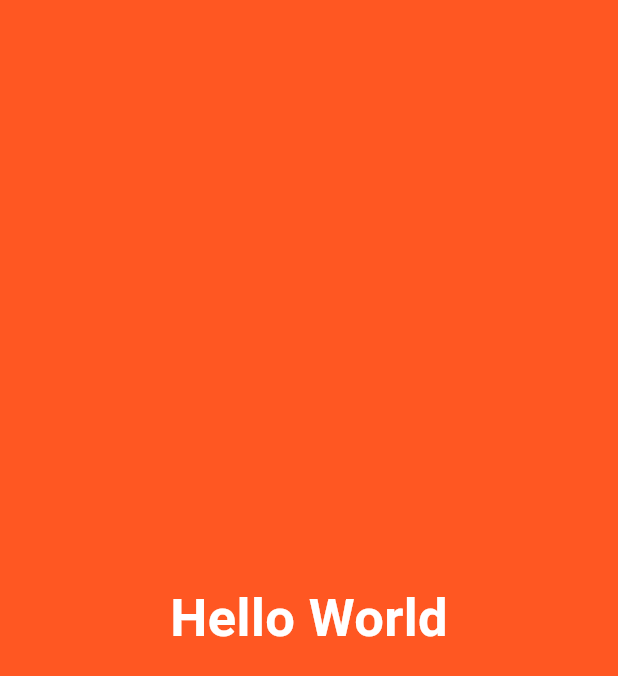
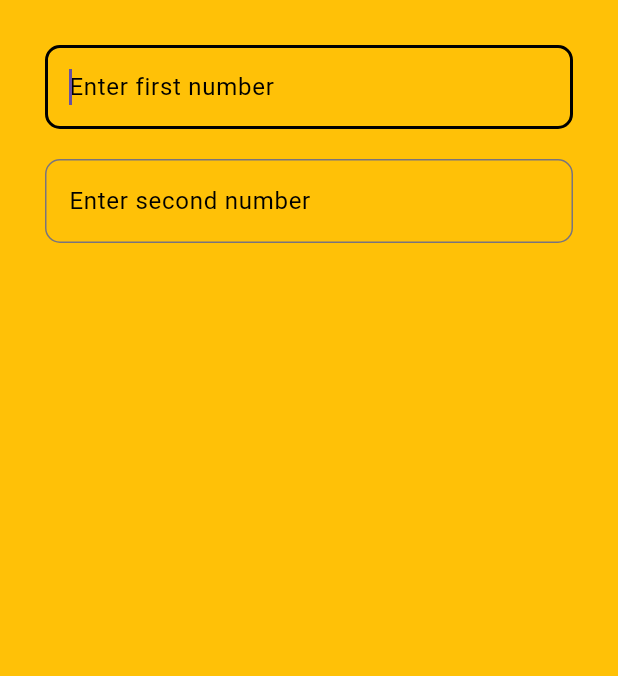
Before and after one commit to FahadMehboob/practice_test, a Flutter app: the screen it shows after launch, on a phone screen of 412 x 824 dp. Shown: the top 676 px of the screen. Run offline on Flutter 3.47's test engine with Material 3 defaults, Android fonts, the phone set to English and light mode, and no system bars.

Commit message:
2nd Commit

```diff
--- a/lib/app/app.dart
+++ b/lib/app/app.dart
@@ -8,9 +8,10 @@ class MyApp extends StatelessWidget {
 
   @override
   Widget build(BuildContext context) {
-    return const MaterialApp(
+    return MaterialApp(
       title: "Flutter Practice Test",
-      home: HomeView(),
+      theme: ThemeData(),
+      home: const HomeView(),
     );
   }
 }
--- /dev/null
+++ b/lib/views/calculator_view.dart
@@ -0,0 +1,56 @@
+import 'package:flutter/material.dart';
+
+class CalculatorView extends StatelessWidget {
+  const CalculatorView({super.key});
+
+  @override
+  Widget build(BuildContext context) {
+    return const Padding(
+      padding: EdgeInsets.all(30),
+      child: Column(
+        children: [
+          //display
+
+          DisplayOne(
+            hint: "Enter first number",
+          ),
+          SizedBox(
+            height: 20,
+          ),
+          DisplayOne(
+            hint: "Enter second number",
+          ),
+        ],
+      ),
+    );
+  }
+}
+
+class DisplayOne extends StatelessWidget {
+  const DisplayOne({
+    super.key,
+    required this.hint,
+  });
+
+  final String? hint;
+  @override
+  Widget build(BuildContext context) {
+    return TextField(
+      keyboardType: TextInputType.number,
+      autofocus: true,
+      decoration: InputDecoration(
+        focusedBorder: const OutlineInputBorder(
+            borderRadius: BorderRadius.all(Radius.circular(10)),
+            borderSide: BorderSide(width: 2, color: Colors.black)),
+        border: const OutlineInputBorder(
+          borderSide: BorderSide(width: 2, color: Colors.black),
+          borderRadius: BorderRadius.all(Radius.circular(10)),
+        ),
+        hintText: hint,
+        hintStyle: const TextStyle(
+          color: Colors.black,
+        ),
+      ),
+    );
+  }
+}
--- a/lib/views/home_view.dart
+++ b/lib/views/home_view.dart
@@ -1,24 +1,18 @@
 import 'package:flutter/material.dart';
+import 'package:practice_test/views/calculator_view.dart';
 
 class HomeView extends StatelessWidget {
   const HomeView({super.key});
 
   @override
   Widget build(BuildContext context) {
-    return Material(
-      child: Container(
-        color: Colors.deepOrange,
-        child: const Center(
-          child: Text(
-            "Hello World",
-            style: TextStyle(
-              fontSize: 35,
-              fontWeight: FontWeight.bold,
-              color: Colors.white,
-            ),
-          ),
-        ),
-      ),
+    return Scaffold(
+      backgroundColor: Colors.amber,
+      body: Builder(builder: (context) {
+        return const SafeArea(
+          child: CalculatorView(),
+        );
+      }),
     );
   }
 }
```
Also changed, not shown: 1 other file.
